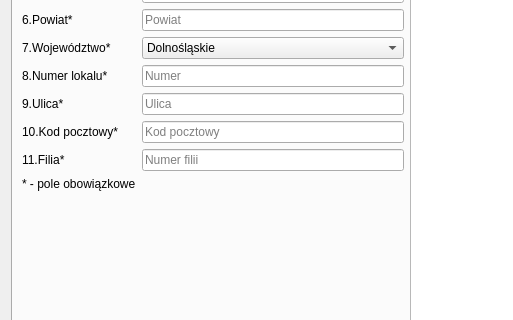
Qt form UI/main_window.ui (Ambulanss/library-app) before a commit; both pictures show x 0 to 513 and y 178 to 498 of the 814 by 634 pixel window.
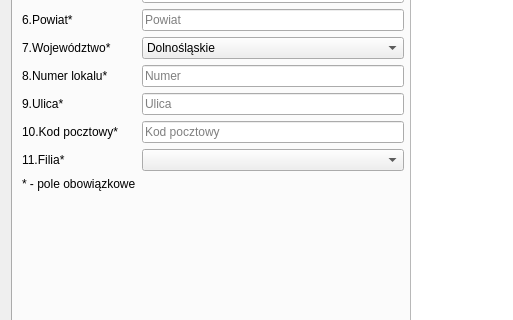
The same form after that commit.

Commit message: Additional checks for user before adding

Patch:
```diff
--- a/UI/main_window.ui
+++ b/UI/main_window.ui
@@ -219,13 +219,6 @@
                </property>
               </widget>
              </item>
-             <item row="10" column="1">
-              <widget class="QLineEdit" name="lineEdit_1_11">
-               <property name="placeholderText">
-                <string>Numer filii</string>
-               </property>
-              </widget>
-             </item>
              <item row="6" column="1">
               <widget class="QComboBox" name="lineEdit_1_7">
                <item>
@@ -313,6 +306,9 @@
              <item row="3" column="1">
               <widget class="QDateEdit" name="dateEdit"/>
              </item>
+             <item row="10" column="1">
+              <widget class="QComboBox" name="lineEdit_1_11"/>
+             </item>
             </layout>
            </item>
           </layout>
```
The commit also changes 2 other files.
